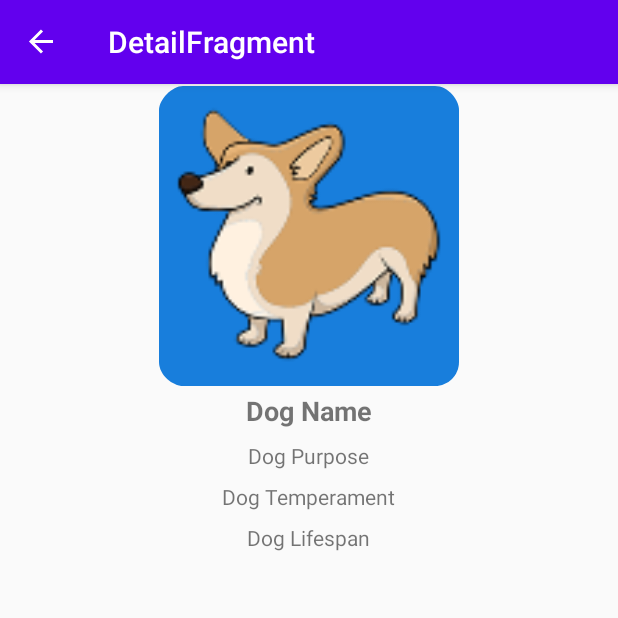
After one commit to Rana-Siroosian/DogApp, an Android app: the DetailFragment screen opened through its navigation route, on a phone screen of 412 x 824 dp, the top half of it. The commit adds this screen. Run offline under Robolectric (Android 15) with nearby library versions, the phone set to English and light mode, and no system bars; our stand-ins replace data binding, navigation-ui.

Commit message:
Almost done with xml files

```diff
--- a/app/src/main/AndroidManifest.xml
+++ b/app/src/main/AndroidManifest.xml
@@ -9,7 +9,7 @@
         android:roundIcon="@mipmap/ic_dog_icon_round"
         android:supportsRtl="true"
         android:theme="@style/AppTheme">
-        <activity android:name=".MainActivity">
+        <activity android:name=".view.MainActivity">
             <intent-filter>
                 <action android:name="android.intent.action.MAIN" />
 
--- /dev/null
+++ b/app/src/main/java/com/example/android/dogs/view/DetailFragment.kt
@@ -0,0 +1,33 @@
+package com.example.android.dogs.view
+
+import android.os.Bundle
+import androidx.fragment.app.Fragment
+import android.view.LayoutInflater
+import android.view.View
+import android.view.ViewGroup
+import androidx.navigation.findNavController
+import com.example.android.dogs.R
+import kotlinx.android.synthetic.main.fragment_detail.*
+
+
+class DetailFragment : Fragment() {
+
+    private var dogUuid =0
+
+    override fun onCreateView(
+        inflater: LayoutInflater, container: ViewGroup?,
+        savedInstanceState: Bundle?
+    ): View? {
+        // Inflate the layout for this fragment
+        return inflater.inflate(R.layout.fragment_detail, container, false)
+    }
+
+    override fun onViewCreated(view: View, savedInstanceState: Bundle?) {
+        super.onViewCreated(view, savedInstanceState)
+        arguments?.let {
+            dogUuid = DetailFragmentArgs.fromBundle(it).dogUuid
+        }
+
+
+    }
+}
--- /dev/null
+++ b/app/src/main/java/com/example/android/dogs/view/ListFragment.kt
@@ -0,0 +1,29 @@
+package com.example.android.dogs.view
+
+import android.os.Bundle
+import androidx.fragment.app.Fragment
+import android.view.LayoutInflater
+import android.view.View
+import android.view.ViewGroup
+import androidx.navigation.Navigation
+import androidx.navigation.findNavController
+import com.example.android.dogs.R
+import kotlinx.android.synthetic.main.fragment_list.*
+
+
+class ListFragment : Fragment() {
+
+
+
+    override fun onCreateView(
+        inflater: LayoutInflater, container: ViewGroup?,
+        savedInstanceState: Bundle?
+    ): View? {
+        // Inflate the layout for this fragment
+        return inflater.inflate(R.layout.fragment_list, container, false)
+    }
+
+
+
+
+}
--- /dev/null
+++ b/app/src/main/java/com/example/android/dogs/view/MainActivity.kt
@@ -0,0 +1,24 @@
+package com.example.android.dogs.view
+
+import androidx.appcompat.app.AppCompatActivity
+import android.os.Bundle
+import androidx.navigation.NavController
+import androidx.navigation.Navigation
+import androidx.navigation.ui.NavigationUI
+import com.example.android.dogs.R
+
+class MainActivity : AppCompatActivity() {
+
+    private lateinit var navController: NavController
+    override fun onCreate(savedInstanceState: Bundle?) {
+        super.onCreate(savedInstanceState)
+        setContentView(R.layout.activity_main)
+
+        navController = Navigation.findNavController(this,R.id.fragment)
+        NavigationUI.setupActionBarWithNavController(this,navController)
+    }
+
+    override fun onSupportNavigateUp(): Boolean {
+        return NavigationUI.navigateUp(navController,null)
+    }
+}
--- a/app/src/main/res/layout/activity_main.xml
+++ b/app/src/main/res/layout/activity_main.xml
@@ -4,15 +4,22 @@
     xmlns:tools="http://schemas.android.com/tools"
     android:layout_width="match_parent"
     android:layout_height="match_parent"
-    tools:context=".MainActivity">
+    tools:context=".view.MainActivity">
 
-    <TextView
-        android:layout_width="wrap_content"
-        android:layout_height="wrap_content"
-        android:text="Hello World!"
+
+    <fragment
+        android:id="@+id/fragment"
+        android:name="androidx.navigation.fragment.NavHostFragment"
+        android:layout_width="0dp"
+        android:layout_height="0dp"
+        android:layout_marginStart="1dp"
+        android:layout_marginTop="1dp"
+        android:layout_marginEnd="1dp"
+        android:layout_marginBottom="1dp"
+        app:defaultNavHost="true"
         app:layout_constraintBottom_toBottomOf="parent"
-        app:layout_constraintLeft_toLeftOf="parent"
-        app:layout_constraintRight_toRightOf="parent"
-        app:layout_constraintTop_toTopOf="parent" />
-
+        app:layout_constraintEnd_toEndOf="parent"
+        app:layout_constraintStart_toStartOf="parent"
+        app:layout_constraintTop_toTopOf="parent"
+        app:navGraph="@navigation/dog_navigation" />
 </androidx.constraintlayout.widget.ConstraintLayout>
--- /dev/null
+++ b/app/src/main/res/layout/fragment_detail.xml
@@ -0,0 +1,62 @@
+<?xml version="1.0" encoding="utf-8"?><!--this layout tag let us to tell the system that we want this fragment to be
+a part of our navigation -->
+<layout xmlns:android="http://schemas.android.com/apk/res/android"
+    xmlns:app="http://schemas.android.com/apk/res-auto"
+    xmlns:tools="http://schemas.android.com/tools">
+
+    <RelativeLayout
+        android:layout_width="match_parent"
+        android:layout_height="match_parent"
+        tools:context=".view.DetailFragment">
+
+        <ImageView
+            android:id="@+id/dogImage"
+            android:layout_width="match_parent"
+            android:layout_height="wrap_content"
+            android:layout_alignParentTop="true"
+            android:minHeight="200dp"
+            android:scaleType="fitCenter"
+            android:src="@mipmap/ic_dog_icon" />
+
+        <TextView
+            android:id="@+id/dogName"
+            style="@style/Title"
+            android:layout_width="wrap_content"
+            android:layout_height="wrap_content"
+            android:layout_below="@id/dogImage"
+            android:layout_centerHorizontal="true"
+            android:layout_margin="4dp"
+            android:text="Dog Name" />
+
+        <TextView
+            android:id="@+id/dogPurpose"
+            style="@style/Text"
+            android:layout_width="wrap_content"
+            android:layout_height="wrap_content"
+            android:layout_below="@id/dogName"
+            android:layout_centerHorizontal="true"
+            android:layout_margin="4dp"
+            android:text="Dog Purpose" />
+
+        <TextView
+            android:id="@+id/dogTemperament"
+            style="@style/Text"
+            android:layout_width="wrap_content"
+            android:layout_height="wrap_content"
+            android:layout_below="@id/dogPurpose"
+            android:layout_centerHorizontal="true"
+            android:layout_margin="4dp"
+            android:text="Dog Temperament" />
+
+        <TextView
+            android:id="@+id/dogLifespan"
+            style="@style/Text"
+            android:layout_width="wrap_content"
+            android:layout_height="wrap_content"
+            android:layout_below="@id/dogTemperament"
+            android:layout_centerHorizontal="true"
+            android:layout_margin="4dp"
+            android:text="Dog Lifespan" />
+
+    </RelativeLayout>
+</layout>
--- /dev/null
+++ b/app/src/main/res/navigation/dog_navigation.xml
@@ -0,0 +1,30 @@
+<?xml version="1.0" encoding="utf-8"?>
+<navigation xmlns:android="http://schemas.android.com/apk/res/android"
+    xmlns:app="http://schemas.android.com/apk/res-auto" android:id="@+id/dog_navigation"
+    app:startDestination="@id/listFragment">
+
+    <fragment
+        android:id="@+id/listFragment"
+        android:name="com.example.android.dogs.view.ListFragment"
+        android:label="ListFragment" >
+        <action
+            android:id="@+id/actionDetailFragment"
+            app:destination="@id/detailFragment"
+            app:enterAnim="@anim/nav_default_enter_anim"
+            app:exitAnim="@anim/nav_default_exit_anim" />
+    </fragment>
+    <fragment
+        android:id="@+id/detailFragment"
+        android:name="com.example.android.dogs.view.DetailFragment"
+        android:label="DetailFragment" >
+        <action
+            android:id="@+id/actionListFragment"
+            app:destination="@id/listFragment"
+            app:enterAnim="@anim/nav_default_enter_anim"
+            app:exitAnim="@anim/nav_default_exit_anim" />
+        <argument
+            android:name="dogUuid"
+            android:defaultValue="0"
+            app:argType="integer"/>
+    </fragment>
+</navigation>
--- a/app/src/main/res/values/styles.xml
+++ b/app/src/main/res/values/styles.xml
@@ -7,4 +7,12 @@
         <item name="colorAccent">@color/colorAccent</item>
     </style>
 
+    <style name="Title">
+        <item name="android:textSize">18sp</item>
+        <item name="android:textStyle">bold</item>
+    </style>
+
+    <style name="Text">
+        <item name="android:textSize">14sp</item>
+    </style>
 </resources>
```
Also changed, not shown: app/src/main/java/com/example/android/dogs/MainActivity.kt (deleted, +0 -11 lines), app/src/main/res/drawable/ic_details.xml (added, +10 -0 lines), app/src/main/res/drawable/ic_list.xml (added, +10 -0 lines), app/src/main/res/layout/fragment_list.xml (added, +51 -0 lines), app/src/main/res/layout/item_dog.xml (added, +43 -0 lines), app/src/main/res/values/strings.xml (+7 -0 lines).
